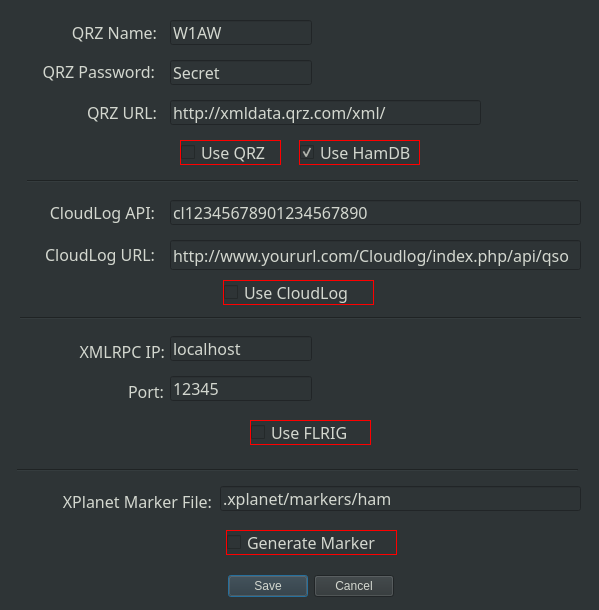
Before: the Qt Designer form settings.ui in mbridak/WinterFieldDayLogger, drawn with Qt 5.
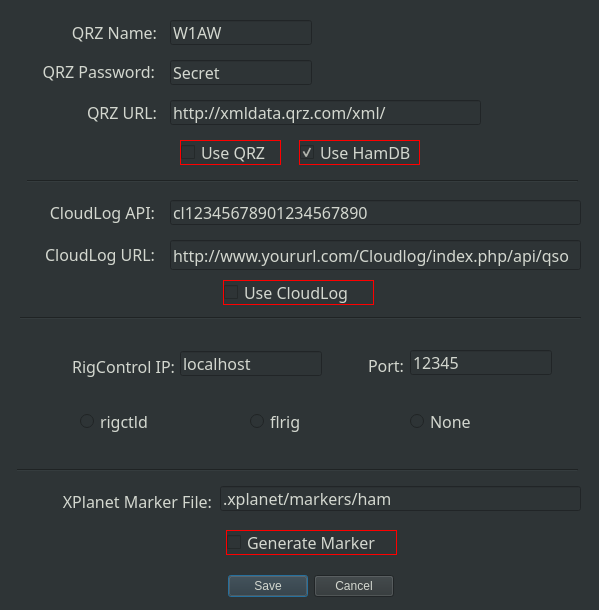
After: the same form once the commit is applied.

Commit message: feat: You can now choose between rigctld and flrig

```diff
--- a/settings.ui
+++ b/settings.ui
@@ -176,8 +176,8 @@
   <widget class="QLabel" name="label_6">
    <property name="geometry">
     <rect>
-     <x>30</x>
-     <y>340</y>
+     <x>40</x>
+     <y>355</y>
      <width>135</width>
      <height>22</height>
     </rect>
@@ -191,7 +191,7 @@
     </font>
    </property>
    <property name="text">
-    <string>XMLRPC IP:</string>
+    <string>RigControl IP:</string>
    </property>
    <property name="alignment">
     <set>Qt::AlignRight|Qt::AlignTrailing|Qt::AlignVCenter</set>
@@ -200,8 +200,8 @@
   <widget class="QLabel" name="label_7">
    <property name="geometry">
     <rect>
-     <x>103</x>
-     <y>380</y>
+     <x>343</x>
+     <y>354</y>
      <width>61</width>
      <height>22</height>
     </rect>
@@ -272,30 +272,6 @@
     <string>Use CloudLog</string>
    </property>
   </widget>
-  <widget class="QCheckBox" name="userigcontrol_checkBox">
-   <property name="geometry">
-    <rect>
-     <x>250</x>
-     <y>420</y>
-     <width>121</width>
-     <height>25</height>
-    </rect>
-   </property>
-   <property name="font">
-    <font>
-     <family>JetBrains Mono</family>
-     <pointsize>12</pointsize>
-     <weight>50</weight>
-     <bold>false</bold>
-    </font>
-   </property>
-   <property name="styleSheet">
-    <string notr="true">border: 1px solid red;</string>
-   </property>
-   <property name="text">
-    <string>Use FLRIG</string>
-   </property>
-  </widget>
   <widget class="QLineEdit" name="qrzname_field">
    <property name="geometry">
     <rect>
@@ -404,8 +380,8 @@
   <widget class="QLineEdit" name="rigcontrolip_field">
    <property name="geometry">
     <rect>
-     <x>170</x>
-     <y>336</y>
+     <x>180</x>
+     <y>351</y>
      <width>142</width>
      <height>25</height>
     </rect>
@@ -425,8 +401,8 @@
   <widget class="QLineEdit" name="rigcontrolport_field">
    <property name="geometry">
     <rect>
-     <x>170</x>
-     <y>376</y>
+     <x>410</x>
+     <y>350</y>
      <width>142</width>
      <height>25</height>
     </rect>
@@ -589,6 +565,63 @@
     <bool>true</bool>
    </property>
   </widget>
+  <widget class="QRadioButton" name="radioButton_rigctld">
+   <property name="geometry">
+    <rect>
+     <x>80</x>
+     <y>410</y>
+     <width>112</width>
+     <height>23</height>
+    </rect>
+   </property>
+   <property name="font">
+    <font>
+     <family>JetBrains Mono</family>
+     <pointsize>12</pointsize>
+    </font>
+   </property>
+   <property name="text">
+    <string>rigctld</string>
+   </property>
+  </widget>
+  <widget class="QRadioButton" name="radioButton_flrig">
+   <property name="geometry">
+    <rect>
+     <x>250</x>
+     <y>410</y>
+     <width>112</width>
+     <height>23</height>
+    </rect>
+   </property>
+   <property name="font">
+    <font>
+     <family>JetBrains Mono</family>
+     <pointsize>12</pointsize>
+    </font>
+   </property>
+   <property name="text">
+    <string>flrig</string>
+   </property>
+  </widget>
+  <widget class="QRadioButton" name="radioButton_none">
+   <property name="geometry">
+    <rect>
+     <x>410</x>
+     <y>410</y>
+     <width>91</width>
+     <height>23</height>
+    </rect>
+   </property>
+   <property name="font">
+    <font>
+     <family>JetBrains Mono</family>
+     <pointsize>12</pointsize>
+    </font>
+   </property>
+   <property name="text">
+    <string>None</string>
+   </property>
+  </widget>
  </widget>
  <resources/>
  <connections>
```
The commit also changes 1 other file.
